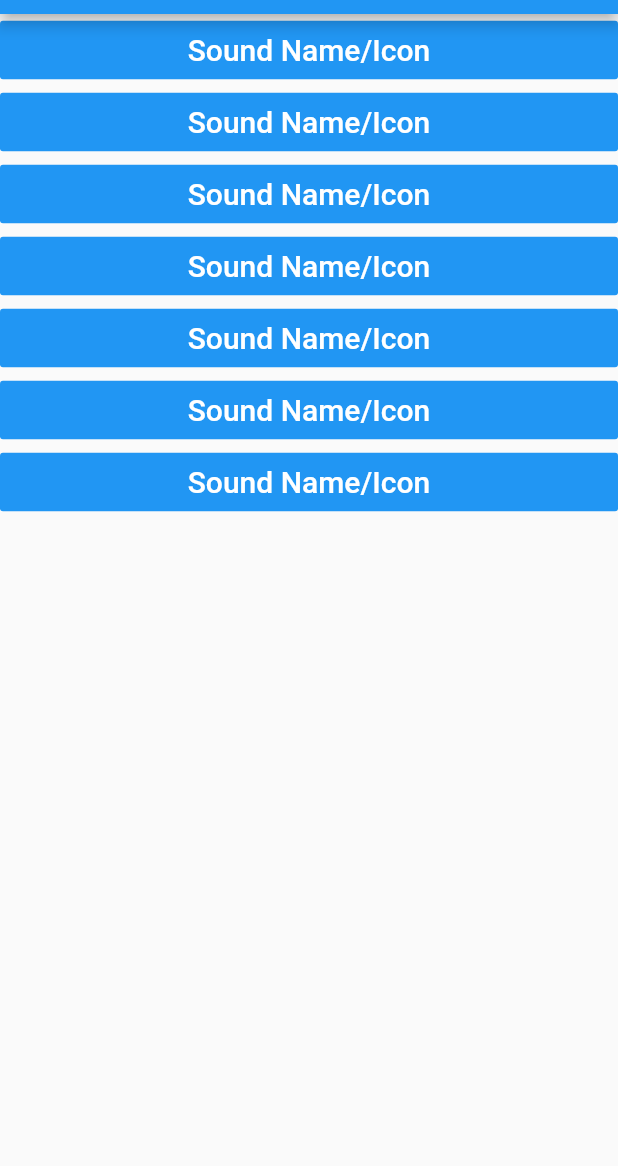
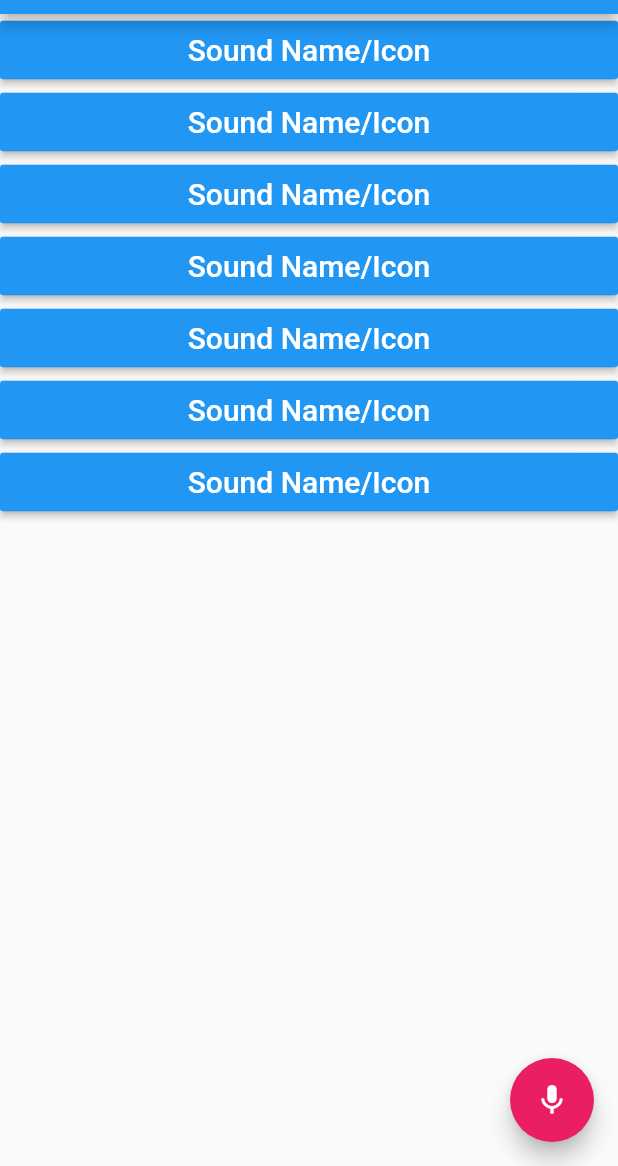
Before and after one commit to DejanLjubej/ImmersiveSoundFX, a Flutter app: the screen it shows after launch, on a phone screen of 412 x 824 dp, the part 70-1236 px from its top. Run offline on Flutter 3.47's test engine with Material 2 defaults, Android fonts, the light colour scheme and no system bars.

Commit message:
floating action button

```diff
--- a/lib/main.dart
+++ b/lib/main.dart
@@ -34,13 +34,19 @@ class ButtonListDisply extends StatelessWidget{
             }
           ),
         ),
-
+        floatingActionButton: FloatingActionButton(
+      onPressed: () {
+        number ++;
+      },
+      child: Icon(Icons.mic),
+      backgroundColor: Colors.pink,
+    ),
       );
   }
 
 
 Widget tryoutButton(){
-    return  FlatButton(
+    return  RaisedButton(
 
       color: Colors.blue,
       textColor: Colors.white,
```
